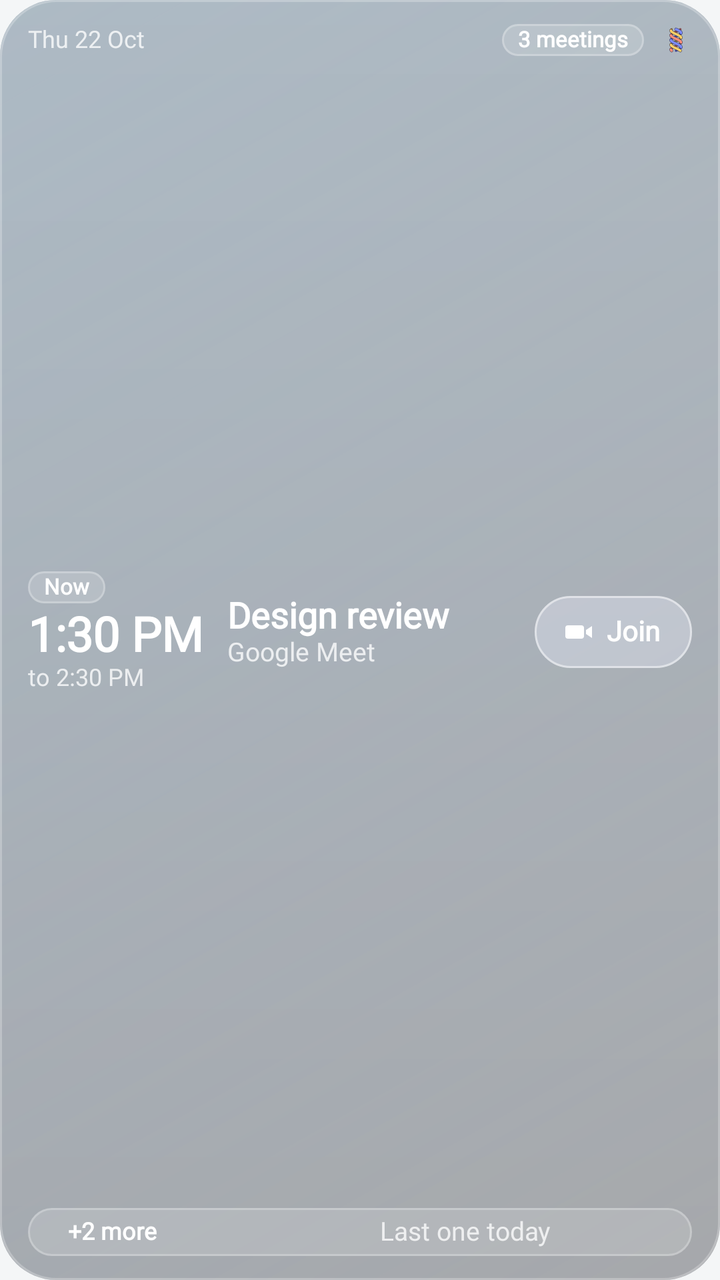
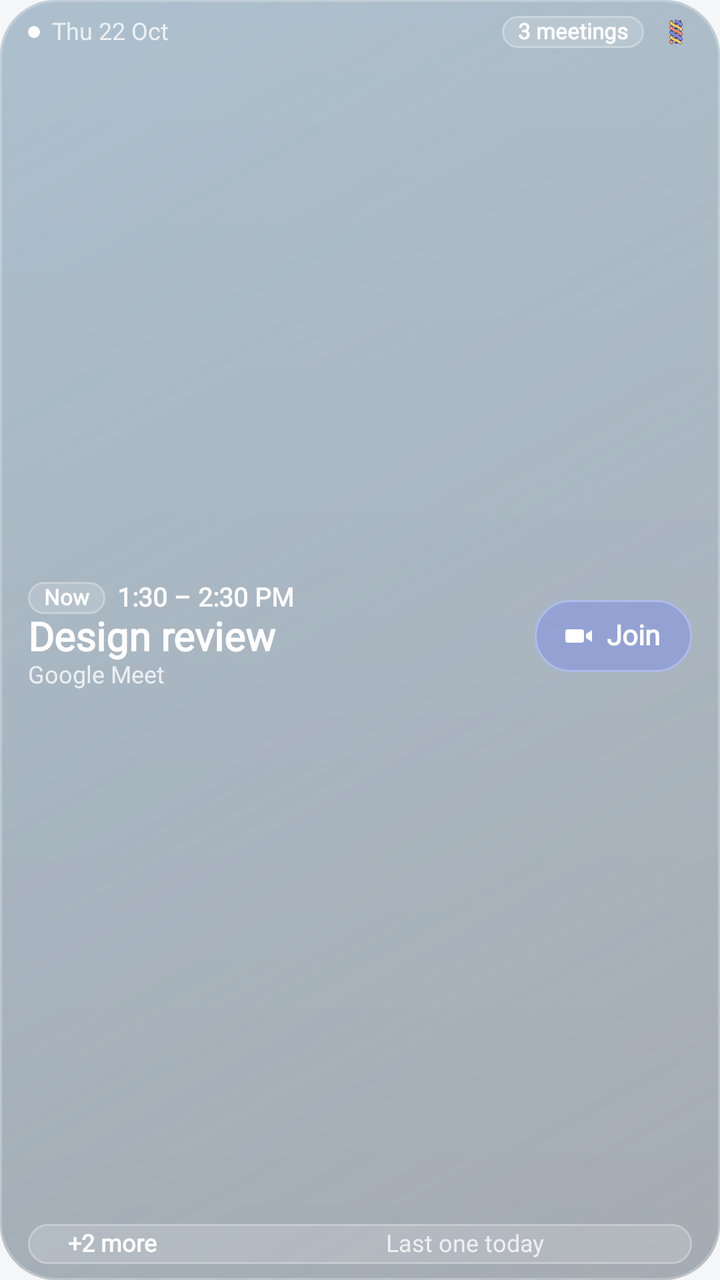

Two renders of the same Android screen: before a commit and after it. Below are the layout's source before the change and the commit's diff.
<!-- AndroidManifest.xml: application theme Theme.Plait -->
<!-- res/layout/widget_day_wide.xml -->
<?xml version="1.0" encoding="utf-8"?>
<LinearLayout xmlns:android="http://schemas.android.com/apk/res/android"
    android:id="@+id/widget_root"
    android:layout_width="match_parent" android:layout_height="match_parent"
    android:background="@drawable/widget_bg_midday"
    android:orientation="vertical"
    android:paddingStart="14dp" android:paddingEnd="14dp" android:paddingTop="12dp" android:paddingBottom="12dp">
    <LinearLayout android:layout_width="match_parent" android:layout_height="16dp" android:gravity="center_vertical" android:orientation="horizontal">
        <TextView android:id="@+id/widget_date" android:text="Thu 22 Oct"
            android:layout_width="0dp" android:layout_height="wrap_content" android:layout_weight="1"
            android:textAlignment="viewStart" android:textColor="#C7FFFFFF" android:textSize="12sp"
            android:includeFontPadding="false" android:maxLines="1" android:ellipsize="end" android:fontFamily="@font/widget_font" />
        <TextView android:id="@+id/widget_count" android:text="3 meetings"
            android:layout_width="wrap_content" android:layout_height="16dp"
            android:background="@drawable/widget_capsule" android:gravity="center"
            android:paddingStart="8dp" android:paddingEnd="8dp"
            android:textColor="#FFFFFFFF" android:textSize="11sp" android:textFontWeight="600"
            android:includeFontPadding="false" android:maxLines="1" android:fontFamily="@font/widget_font" />
        <ImageView android:layout_width="16dp" android:layout_height="16dp" android:layout_marginStart="8dp"
            android:src="@drawable/ic_plait_mark" android:importantForAccessibility="no" />
    </LinearLayout>
    <LinearLayout android:id="@+id/widget_next"
        android:layout_width="match_parent" android:layout_height="0dp" android:layout_weight="1"
        android:gravity="center_vertical" android:orientation="horizontal">
        <LinearLayout android:id="@+id/widget_time_block"
            android:layout_width="wrap_content" android:layout_height="wrap_content"
            android:layout_marginEnd="12dp" android:orientation="vertical">
            <TextView android:id="@+id/widget_now" android:text="Now"
                android:layout_width="wrap_content" android:layout_height="16dp" android:layout_marginBottom="2dp"
                android:background="@drawable/widget_capsule" android:gravity="center"
                android:paddingStart="8dp" android:paddingEnd="8dp"
                android:textColor="#FFFFFFFF" android:textSize="11sp" android:textFontWeight="600"
                android:includeFontPadding="false" android:fontFamily="@font/widget_font" />
            <TextView android:id="@+id/widget_time" android:text="1:30 PM"
                android:layout_width="wrap_content" android:layout_height="wrap_content"
                android:textColor="#FFFFFFFF" android:textSize="24sp" android:textFontWeight="600"
                android:includeFontPadding="false" android:maxLines="1" android:fontFamily="@font/widget_font" />
            <TextView android:id="@+id/widget_time_under" android:text="to 2:30 PM"
                android:layout_width="wrap_content" android:layout_height="wrap_content"
                android:textColor="#C7FFFFFF" android:textSize="12sp"
                android:includeFontPadding="false" android:maxLines="1" android:fontFamily="@font/widget_font" />
        </LinearLayout>
        <LinearLayout android:layout_width="0dp" android:layout_height="wrap_content" android:layout_weight="1"
            android:gravity="center_vertical" android:orientation="vertical">
            <TextView android:id="@+id/widget_title" android:text="Design review"
                android:layout_width="match_parent" android:layout_height="wrap_content"
                android:textAlignment="viewStart" android:textColor="#FFFFFFFF" android:textSize="18sp" android:textStyle="bold"
                android:includeFontPadding="false" android:maxLines="2" android:ellipsize="end" android:fontFamily="@font/widget_font" />
            <TextView android:id="@+id/widget_place" android:text="Google Meet"
                android:layout_width="match_parent" android:layout_height="wrap_content"
                android:drawablePadding="4dp" android:gravity="center_vertical"
                android:textAlignment="viewStart" android:textColor="#C7FFFFFF" android:textSize="13sp"
                android:includeFontPadding="false" android:maxLines="1" android:ellipsize="end" android:fontFamily="@font/widget_font" />
        </LinearLayout>
        <TextView android:id="@+id/widget_join"
            android:layout_width="wrap_content" android:layout_height="36dp" android:layout_marginStart="10dp"
            android:background="@drawable/widget_pill_glass" android:gravity="center"
            android:drawableStart="@drawable/ic_widget_video" android:drawablePadding="6dp"
            android:paddingStart="14dp" android:paddingEnd="16dp"
            android:text="Join" android:textColor="#FFFFFFFF" android:textSize="14sp" android:textFontWeight="600"
            android:includeFontPadding="false" android:fontFamily="@font/widget_font" />
    </LinearLayout>
    <LinearLayout android:id="@+id/widget_strip"
        android:layout_width="match_parent" android:layout_height="24dp"
        android:background="@drawable/widget_capsule" android:gravity="center_vertical" android:orientation="horizontal"
        android:paddingStart="12dp" android:paddingEnd="12dp">
        <TextView android:id="@+id/widget_then" android:text="Then Design review 12:00 PM"
            android:layout_width="0dp" android:layout_height="wrap_content" android:layout_weight="1"
            android:textAlignment="viewStart" android:textColor="#C7FFFFFF" android:textSize="13sp"
            android:includeFontPadding="false" android:maxLines="1" android:ellipsize="end" android:fontFamily="@font/widget_font" />
        <TextView android:id="@+id/widget_more" android:text="+2 more"
            android:layout_width="wrap_content" android:layout_height="wrap_content" android:layout_marginStart="8dp"
            android:textColor="#FFFFFFFF" android:textSize="12sp" android:textFontWeight="600"
            android:includeFontPadding="false" android:maxLines="1" android:fontFamily="@font/widget_font" />
        <TextView android:id="@+id/widget_last" android:text="Last one today"
            android:layout_width="match_parent" android:layout_height="wrap_content" android:gravity="center"
            android:textColor="#C7FFFFFF" android:textSize="13sp"
            android:includeFontPadding="false" android:maxLines="1" android:fontFamily="@font/widget_font" />
    </LinearLayout>
</LinearLayout>
<!-- resources referenced by this layout -->
<resources>
  <!-- drawable ic_plait_mark: vector/xml drawable (drawable, 8431 chars, omitted) -->
  <!-- drawable ic_widget_video (drawable) -->
  <?xml version="1.0" encoding="utf-8"?>
  <vector xmlns:android="http://schemas.android.com/apk/res/android" android:width="16dp" android:height="16dp" android:viewportWidth="24" android:viewportHeight="24">
      <path android:fillColor="#FFFFFFFF" android:pathData="M4,7h10a2,2 0 0 1 2,2v6a2,2 0 0 1 -2,2H4a2,2 0 0 1 -2,-2V9a2,2 0 0 1 2,-2z" />
      <path android:fillColor="#FFFFFFFF" android:pathData="M17.5,10.5L22,7.5V16.5L17.5,13.5z" />
  </vector>
  <!-- drawable widget_bg_midday (drawable) -->
  <?xml version="1.0" encoding="utf-8"?>
  <layer-list xmlns:android="http://schemas.android.com/apk/res/android">
      <item>
          <shape android:shape="rectangle">
              <solid android:color="#59141820" />
              <corners android:radius="28dp" />
          </shape>
      </item>
      <item>
          <shape android:shape="rectangle">
              <gradient android:angle="315" android:startColor="#389ED8FF" android:endColor="#009ED8FF" />
              <corners android:radius="28dp" />
          </shape>
      </item>
      <item>
          <shape android:shape="rectangle">
              <gradient android:angle="270" android:startColor="#1AFFFFFF" android:endColor="#00FFFFFF" />
              <corners android:radius="28dp" />
          </shape>
      </item>
      <item>
          <shape android:shape="rectangle">
              <stroke android:width="1dp" android:color="#40FFFFFF" />
              <corners android:radius="28dp" />
          </shape>
      </item>
  </layer-list>
  <!-- drawable widget_capsule (drawable) -->
  <?xml version="1.0" encoding="utf-8"?>
  <layer-list xmlns:android="http://schemas.android.com/apk/res/android">
      <item><shape android:shape="rectangle"><solid android:color="#26FFFFFF" /><corners android:radius="14dp" /></shape></item>
      <item><shape android:shape="rectangle"><stroke android:width="1dp" android:color="#40FFFFFF" /><corners android:radius="14dp" /></shape></item>
  </layer-list>
  <!-- drawable widget_pill_glass (drawable) -->
  <?xml version="1.0" encoding="utf-8"?>
  <selector xmlns:android="http://schemas.android.com/apk/res/android">
      <item android:state_pressed="true">
          <layer-list>
              <item><shape android:shape="rectangle"><solid android:color="#4DFFFFFF" /><corners android:radius="18dp" /></shape></item>
              <item><shape android:shape="rectangle"><solid android:color="#33D8DCFF" /><corners android:radius="18dp" /></shape></item>
              <item><shape android:shape="rectangle"><stroke android:width="1dp" android:color="#80FFFFFF" /><corners android:radius="18dp" /></shape></item>
          </layer-list>
      </item>
      <item>
          <layer-list>
              <item><shape android:shape="rectangle"><solid android:color="#38FFFFFF" /><corners android:radius="18dp" /></shape></item>
              <item><shape android:shape="rectangle"><solid android:color="#26D8DCFF" /><corners android:radius="18dp" /></shape></item>
              <item><shape android:shape="rectangle"><stroke android:width="1dp" android:color="#80FFFFFF" /><corners android:radius="18dp" /></shape></item>
          </layer-list>
      </item>
  </selector>
  <style name="Theme.Plait" parent="android:Theme.Material.NoActionBar">
          <item name="android:windowBackground">#F4F6F7</item>
          <item name="android:statusBarColor">@android:color/transparent</item>
          <item name="android:navigationBarColor">@android:color/transparent</item>
          <item name="android:windowSplashScreenBackground">#1D2260</item>
          <item name="android:windowSplashScreenAnimatedIcon">@drawable/ic_launcher_foreground</item>
      </style>
  <!-- unchanged entries left out for length: 1 -->
</resources>

<!-- the commit's change to res/layout/widget_day_wide.xml (unified diff, before → after) -->
@@ -4,8 +4,10 @@
     android:layout_width="match_parent" android:layout_height="match_parent"
     android:background="@drawable/widget_bg_midday"
     android:orientation="vertical"
-    android:paddingStart="14dp" android:paddingEnd="14dp" android:paddingTop="12dp" android:paddingBottom="12dp">
+    android:paddingStart="14dp" android:paddingEnd="14dp" android:paddingTop="8dp" android:paddingBottom="8dp">
     <LinearLayout android:layout_width="match_parent" android:layout_height="16dp" android:gravity="center_vertical" android:orientation="horizontal">
+        <ImageView android:id="@+id/widget_dot" android:layout_width="6dp" android:layout_height="6dp" android:layout_marginEnd="6dp"
+            android:src="@drawable/widget_dot" android:importantForAccessibility="no" />
         <TextView android:id="@+id/widget_date" android:text="Thu 22 Oct"
             android:layout_width="0dp" android:layout_height="wrap_content" android:layout_weight="1"
             android:textAlignment="viewStart" android:textColor="#C7FFFFFF" android:textSize="12sp"
@@ -22,51 +24,46 @@
     <LinearLayout android:id="@+id/widget_next"
         android:layout_width="match_parent" android:layout_height="0dp" android:layout_weight="1"
         android:gravity="center_vertical" android:orientation="horizontal">
-        <LinearLayout android:id="@+id/widget_time_block"
-            android:layout_width="wrap_content" android:layout_height="wrap_content"
-            android:layout_marginEnd="12dp" android:orientation="vertical">
-            <TextView android:id="@+id/widget_now" android:text="Now"
-                android:layout_width="wrap_content" android:layout_height="16dp" android:layout_marginBottom="2dp"
-                android:background="@drawable/widget_capsule" android:gravity="center"
-                android:paddingStart="8dp" android:paddingEnd="8dp"
-                android:textColor="#FFFFFFFF" android:textSize="11sp" android:textFontWeight="600"
-                android:includeFontPadding="false" android:fontFamily="@font/widget_font" />
-            <TextView android:id="@+id/widget_time" android:text="1:30 PM"
-                android:layout_width="wrap_content" android:layout_height="wrap_content"
-                android:textColor="#FFFFFFFF" android:textSize="24sp" android:textFontWeight="600"
-                android:includeFontPadding="false" android:maxLines="1" android:fontFamily="@font/widget_font" />
-            <TextView android:id="@+id/widget_time_under" android:text="to 2:30 PM"
-                android:layout_width="wrap_content" android:layout_height="wrap_content"
-                android:textColor="#C7FFFFFF" android:textSize="12sp"
-                android:includeFontPadding="false" android:maxLines="1" android:fontFamily="@font/widget_font" />
-        </LinearLayout>
         <LinearLayout android:layout_width="0dp" android:layout_height="wrap_content" android:layout_weight="1"
             android:gravity="center_vertical" android:orientation="vertical">
+            <LinearLayout android:id="@+id/widget_time_row" android:layout_width="match_parent" android:layout_height="wrap_content"
+                android:gravity="center_vertical" android:orientation="horizontal">
+                <TextView android:id="@+id/widget_now" android:text="Now"
+                    android:layout_width="wrap_content" android:layout_height="16dp" android:layout_marginEnd="6dp"
+                    android:background="@drawable/widget_capsule" android:gravity="center"
+                    android:paddingStart="8dp" android:paddingEnd="8dp"
+                    android:textColor="#FFFFFFFF" android:textSize="11sp" android:textFontWeight="600"
+                    android:includeFontPadding="false" android:fontFamily="@font/widget_font" />
+                <TextView android:id="@+id/widget_time" android:text="1:30 – 2:30 PM"
+                    android:layout_width="0dp" android:layout_weight="1" android:layout_height="wrap_content"
+                    android:textAlignment="viewStart" android:textColor="#F2FFFFFF" android:textSize="13sp" android:textFontWeight="600"
+                    android:includeFontPadding="false" android:maxLines="1" android:ellipsize="end" android:fontFamily="@font/widget_font" />
+            </LinearLayout>
             <TextView android:id="@+id/widget_title" android:text="Design review"
                 android:layout_width="match_parent" android:layout_height="wrap_content"
-                android:textAlignment="viewStart" android:textColor="#FFFFFFFF" android:textSize="18sp" android:textStyle="bold"
+                android:textAlignment="viewStart" android:textColor="#FFFFFFFF" android:textSize="20sp" android:textStyle="bold"
                 android:includeFontPadding="false" android:maxLines="2" android:ellipsize="end" android:fontFamily="@font/widget_font" />
             <TextView android:id="@+id/widget_place" android:text="Google Meet"
                 android:layout_width="match_parent" android:layout_height="wrap_content"
                 android:drawablePadding="4dp" android:gravity="center_vertical"
-                android:textAlignment="viewStart" android:textColor="#C7FFFFFF" android:textSize="13sp"
+                android:textAlignment="viewStart" android:textColor="#C7FFFFFF" android:textSize="12sp"
                 android:includeFontPadding="false" android:maxLines="1" android:ellipsize="end" android:fontFamily="@font/widget_font" />
         </LinearLayout>
         <TextView android:id="@+id/widget_join"
             android:layout_width="wrap_content" android:layout_height="36dp" android:layout_marginStart="10dp"
-            android:background="@drawable/widget_pill_glass" android:gravity="center"
+            android:background="@drawable/widget_pill_other" android:gravity="center"
             android:drawableStart="@drawable/ic_widget_video" android:drawablePadding="6dp"
             android:paddingStart="14dp" android:paddingEnd="16dp"
             android:text="Join" android:textColor="#FFFFFFFF" android:textSize="14sp" android:textFontWeight="600"
             android:includeFontPadding="false" android:fontFamily="@font/widget_font" />
     </LinearLayout>
     <LinearLayout android:id="@+id/widget_strip"
-        android:layout_width="match_parent" android:layout_height="24dp"
+        android:layout_width="match_parent" android:layout_height="20dp"
         android:background="@drawable/widget_capsule" android:gravity="center_vertical" android:orientation="horizontal"
         android:paddingStart="12dp" android:paddingEnd="12dp">
         <TextView android:id="@+id/widget_then" android:text="Then Design review 12:00 PM"
             android:layout_width="0dp" android:layout_height="wrap_content" android:layout_weight="1"
-            android:textAlignment="viewStart" android:textColor="#C7FFFFFF" android:textSize="13sp"
+            android:textAlignment="viewStart" android:textColor="#C7FFFFFF" android:textSize="12sp"
             android:includeFontPadding="false" android:maxLines="1" android:ellipsize="end" android:fontFamily="@font/widget_font" />
         <TextView android:id="@+id/widget_more" android:text="+2 more"
             android:layout_width="wrap_content" android:layout_height="wrap_content" android:layout_marginStart="8dp"
@@ -74,7 +71,7 @@
             android:includeFontPadding="false" android:maxLines="1" android:fontFamily="@font/widget_font" />
         <TextView android:id="@+id/widget_last" android:text="Last one today"
             android:layout_width="match_parent" android:layout_height="wrap_content" android:gravity="center"
-            android:textColor="#C7FFFFFF" android:textSize="13sp"
+            android:textColor="#C7FFFFFF" android:textSize="12sp"
             android:includeFontPadding="false" android:maxLines="1" android:fontFamily="@font/widget_font" />
     </LinearLayout>
 </LinearLayout>
<!-- resource entries referenced after the edit -->
@@ -18,7 +18,7 @@
       </item>
       <item>
           <shape android:shape="rectangle">
-              <gradient android:angle="315" android:startColor="#389ED8FF" android:endColor="#009ED8FF" />
+              <gradient android:angle="315" android:startColor="#579ED8FF" android:endColor="#149ED8FF" />
               <corners android:radius="28dp" />
           </shape>
       </item>
@@ -41,21 +41,27 @@
       <item><shape android:shape="rectangle"><solid android:color="#26FFFFFF" /><corners android:radius="14dp" /></shape></item>
       <item><shape android:shape="rectangle"><stroke android:width="1dp" android:color="#40FFFFFF" /><corners android:radius="14dp" /></shape></item>
   </layer-list>
-  <!-- drawable widget_pill_glass (drawable) -->
+  <!-- drawable widget_dot (drawable) -->
+  <?xml version="1.0" encoding="utf-8"?>
+  <shape xmlns:android="http://schemas.android.com/apk/res/android" android:shape="oval">
+      <solid android:color="#FFFFFFFF" />
+      <size android:width="6dp" android:height="6dp" />
+  </shape>
+  <!-- drawable widget_pill_other (drawable) -->
   <?xml version="1.0" encoding="utf-8"?>
   <selector xmlns:android="http://schemas.android.com/apk/res/android">
       <item android:state_pressed="true">
           <layer-list>
-              <item><shape android:shape="rectangle"><solid android:color="#4DFFFFFF" /><corners android:radius="18dp" /></shape></item>
-              <item><shape android:shape="rectangle"><solid android:color="#33D8DCFF" /><corners android:radius="18dp" /></shape></item>
-              <item><shape android:shape="rectangle"><stroke android:width="1dp" android:color="#80FFFFFF" /><corners android:radius="18dp" /></shape></item>
+              <item><shape android:shape="rectangle"><solid android:color="#1FFFFFFF" /><corners android:radius="18dp" /></shape></item>
+              <item><shape android:shape="rectangle"><solid android:color="#B37B8CDE" /><corners android:radius="18dp" /></shape></item>
+              <item><shape android:shape="rectangle"><stroke android:width="1dp" android:color="#D9B6C0ED" /><corners android:radius="18dp" /></shape></item>
           </layer-list>
       </item>
       <item>
           <layer-list>
-              <item><shape android:shape="rectangle"><solid android:color="#38FFFFFF" /><corners android:radius="18dp" /></shape></item>
-              <item><shape android:shape="rectangle"><solid android:color="#26D8DCFF" /><corners android:radius="18dp" /></shape></item>
-              <item><shape android:shape="rectangle"><stroke android:width="1dp" android:color="#80FFFFFF" /><corners android:radius="18dp" /></shape></item>
+              <item><shape android:shape="rectangle"><solid android:color="#1FFFFFFF" /><corners android:radius="18dp" /></shape></item>
+              <item><shape android:shape="rectangle"><solid android:color="#8C7B8CDE" /><corners android:radius="18dp" /></shape></item>
+              <item><shape android:shape="rectangle"><stroke android:width="1dp" android:color="#D9B6C0ED" /><corners android:radius="18dp" /></shape></item>
           </layer-list>
       </item>
   </selector>
